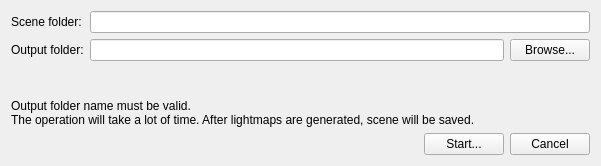
Old version of the form Tools/ResourceEditor/DataQt/BeastDialog.ui in the repository xaoctech/dava.engine.
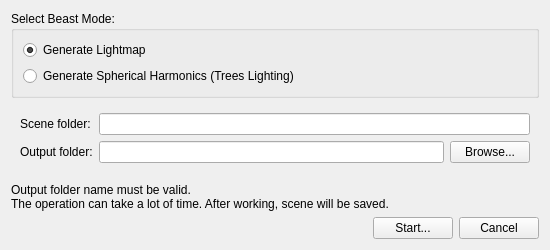
New version of the form. Icons and pictures are not drawn.

Commit message: [DF-4233] separate beast working mode for SH

Diff of the .ui file:
```diff
--- a/Tools/ResourceEditor/DataQt/BeastDialog.ui
+++ b/Tools/ResourceEditor/DataQt/BeastDialog.ui
@@ -6,8 +6,8 @@
    <rect>
     <x>0</x>
     <y>0</y>
-    <width>601</width>
-    <height>166</height>
+    <width>550</width>
+    <height>250</height>
    </rect>
   </property>
   <property name="windowTitle">
@@ -15,7 +15,37 @@
   </property>
   <layout class="QVBoxLayout" name="verticalLayout">
    <item>
-    <layout class="QHBoxLayout" name="horizontalLayout">
+    <widget class="QGroupBox" name="groupBox">
+     <property name="title">
+      <string>Select Beast Mode:</string>
+     </property>
+     <layout class="QVBoxLayout" name="verticalLayout_3">
+      <item>
+       <widget class="QRadioButton" name="lightmapBeastModeButton">
+        <property name="text">
+         <string>Generate Lightmap</string>
+        </property>
+        <property name="checked">
+         <bool>true</bool>
+        </property>
+       </widget>
+      </item>
+      <item>
+       <widget class="QRadioButton" name="shBeastModeButton">
+        <property name="text">
+         <string>Generate Spherical Harmonics (Trees Lighting)</string>
+        </property>
+       </widget>
+      </item>
+     </layout>
+     <zorder>shBeastModeButton</zorder>
+     <zorder>shBeastModeButton</zorder>
+     <zorder>lightmapBeastModeButton</zorder>
+    </widget>
+   </item>
+   <item>
+    <widget class="QWidget" name="foldersWidget" native="true">
+     <layout class="QHBoxLayout" name="foldersLayout">
      <item>
       <layout class="QGridLayout" name="gridLayout">
        <item row="0" column="0">
@@ -60,16 +90,20 @@
       </layout>
      </item>
     </layout>
+    </widget>
    </item>
    <item>
-    <widget class="QWidget" name="placeholder" native="true">
-     <property name="sizePolicy">
-      <sizepolicy hsizetype="Minimum" vsizetype="Minimum">
-       <horstretch>0</horstretch>
-       <verstretch>0</verstretch>
-      </sizepolicy>
+    <spacer name="verticalSpacer">
+     <property name="orientation">
+      <enum>Qt::Vertical</enum>
      </property>
-    </widget>
+     <property name="sizeHint" stdset="0">
+      <size>
+       <width>20</width>
+       <height>40</height>
+      </size>
+     </property>
+    </spacer>
    </item>
    <item>
     <widget class="QLabel" name="label_2">
@@ -81,7 +115,10 @@
      </property>
      <property name="text">
       <string>Output folder name must be valid.
-The operation will take a lot of time. After lightmaps are generated, scene will be saved.</string>
+The operation can take a lot of time. After working, scene will be saved.</string>
+     </property>
+     <property name="buddy">
+      <cstring>foldersWidget</cstring>
      </property>
     </widget>
    </item>
```
Lines whose indentation alone changed are shown as unchanged. The commit also changes 7 other files.
